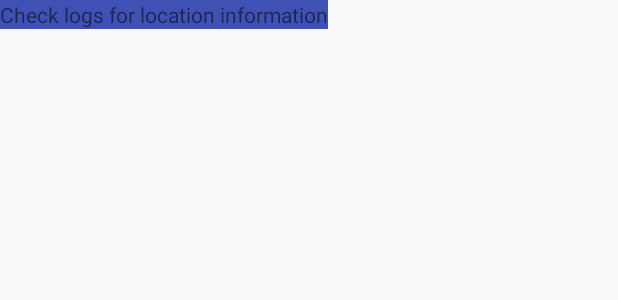
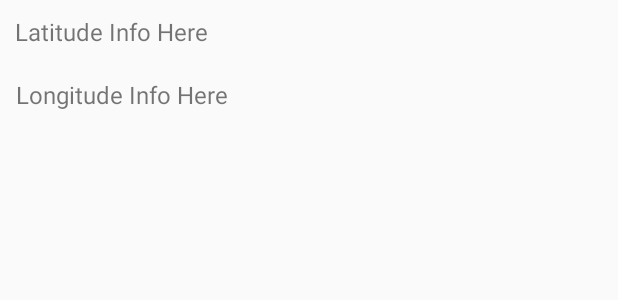
Before and after one commit to nuily/NeighborHub, an Android app: the layout fragment_location.xml on its own in the app's theme, with its tools: preview values and no code run, on a phone screen of 412 x 824 dp. Shown: the top 300 px of the screen. Run offline under Robolectric (Android 15) with nearby library versions, the phone set to English and light mode, and no system bars.

```diff
--- a/app/src/main/res/layout/fragment_location.xml
+++ b/app/src/main/res/layout/fragment_location.xml
@@ -1,13 +1,26 @@
-<FrameLayout xmlns:android="http://schemas.android.com/apk/res/android"
+<LinearLayout xmlns:android="http://schemas.android.com/apk/res/android"
     xmlns:tools="http://schemas.android.com/tools"
     android:layout_width="wrap_content"
     android:layout_height="wrap_content"
     tools:context="nyc.c4q.huilin.neighborhoodhub.LocationFragment"
-    android:background="@color/colorPrimary">
+    android:orientation="vertical">
 
     <TextView
-        android:layout_width="match_parent"
+        android:id="@+id/tv_latitude"
+        android:layout_width="wrap_content"
         android:layout_height="match_parent"
-        android:text="Check logs for location information" />
+        android:textSize="16sp"
+        android:layout_margin="10dp"
+        android:gravity="center"
+        android:text="Latitude Info Here" />
 
-</FrameLayout>
+    <TextView
+        android:id="@+id/tv_longitude"
+        android:layout_width="wrap_content"
+        android:layout_height="match_parent"
+        android:textSize="16sp"
+        android:layout_margin="10dp"
+        android:gravity="center"
+        android:text="Longitude Info Here" />
+
+</LinearLayout>
--- a/app/src/main/res/menu/activity_main_drawer.xml
+++ b/app/src/main/res/menu/activity_main_drawer.xml
@@ -25,7 +25,7 @@
     <item android:title="...">
         <menu>
             <item
-                android:id="@+id/nav_camera"
+                android:id="@+id/nav_location"
                 android:title="Location" />
             <item
                 android:id="@+id/nav_logout"
```
Also changed, not shown: app/src/main/java/nyc/c4q/huilin/neighborhoodhub/DisplayActivity.java (+9 -3 lines), app/src/main/java/nyc/c4q/huilin/neighborhoodhub/LocationFragment.java (+11 -74 lines), app/src/main/java/nyc/c4q/huilin/neighborhoodhub/Version2Fragment.java (added, +108 -0 lines), app/src/main/res/layout/fragment_version2.xml (added, +13 -0 lines).
